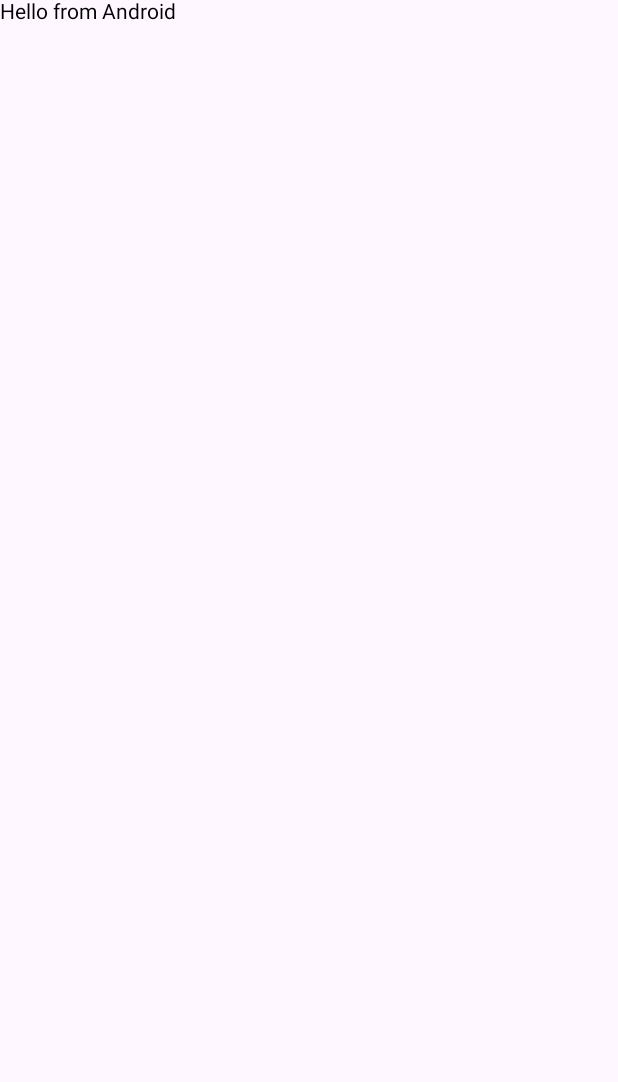
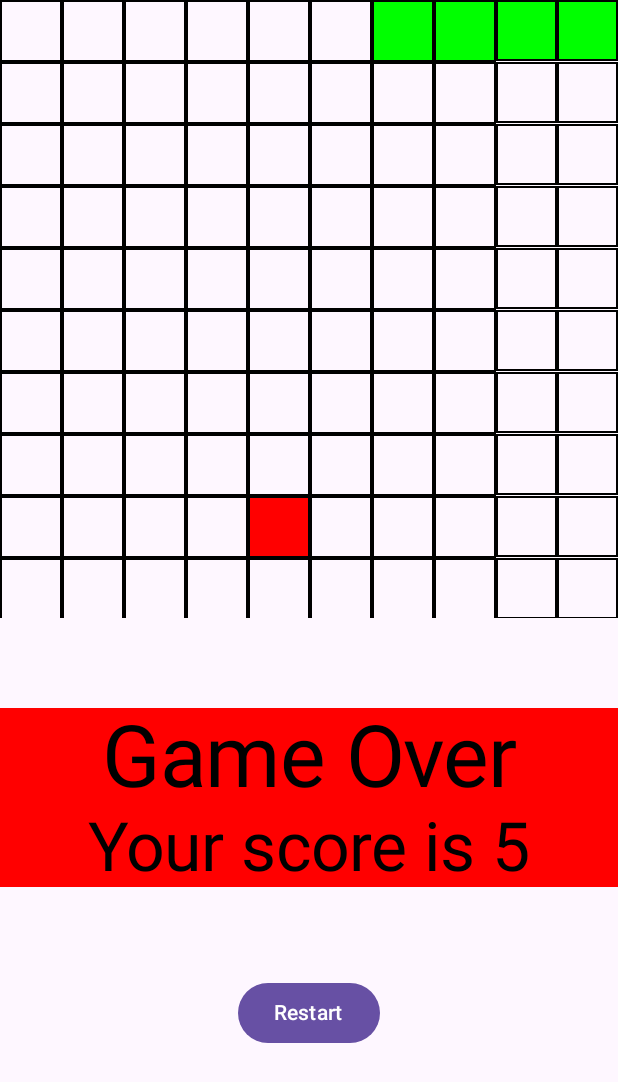
Before and after one commit to tokou/kotlin-js-snake, an Android app built with Jetpack Compose: the screen it shows after launch (MainActivity), on a phone screen of 412 x 824 dp. Before the commit the part shown is almost empty. Shown: the top 1082 px of the screen. Run offline under Robolectric (Android 15) with nearby library versions, the light colour scheme and no system bars.

Commit message:
Implement android ui

```diff
--- a/src/androidMain/kotlin/fr/belkahia/snake/android/MainActivity.kt
+++ b/src/androidMain/kotlin/fr/belkahia/snake/android/MainActivity.kt
@@ -1,15 +1,157 @@
 package fr.belkahia.snake.android
 
+import Cell
+import Direction.*
+import Game
+import Snake
 import android.os.Bundle
 import androidx.activity.ComponentActivity
 import androidx.activity.compose.setContent
+import androidx.compose.foundation.background
+import androidx.compose.foundation.border
+import androidx.compose.foundation.layout.Box
+import androidx.compose.foundation.layout.Column
+import androidx.compose.foundation.layout.Row
+import androidx.compose.foundation.layout.Spacer
+import androidx.compose.foundation.layout.aspectRatio
+import androidx.compose.foundation.layout.fillMaxWidth
+import androidx.compose.foundation.layout.height
+import androidx.compose.foundation.layout.width
+import androidx.compose.foundation.lazy.grid.GridCells
+import androidx.compose.foundation.lazy.grid.LazyVerticalGrid
+import androidx.compose.material3.Button
+import androidx.compose.material3.MaterialTheme
 import androidx.compose.material3.Text
+import androidx.compose.runtime.LaunchedEffect
+import androidx.compose.runtime.getValue
+import androidx.compose.runtime.mutableStateOf
+import androidx.compose.runtime.remember
+import androidx.compose.runtime.setValue
+import androidx.compose.ui.Alignment
+import androidx.compose.ui.ExperimentalComposeUiApi
+import androidx.compose.ui.Modifier
+import androidx.compose.ui.graphics.Color
+import androidx.compose.ui.input.key.Key
+import androidx.compose.ui.input.key.key
+import androidx.compose.ui.input.key.onKeyEvent
+import androidx.compose.ui.text.style.TextAlign
+import androidx.compose.ui.unit.dp
+import kotlinx.coroutines.delay
 
 class MainActivity : ComponentActivity() {
+    @OptIn(ExperimentalComposeUiApi::class)
     override fun onCreate(savedInstanceState: Bundle?) {
         super.onCreate(savedInstanceState)
         setContent {
-            Text("Hello from Android")
+            val game = Game(
+                width = 10,
+                height = 10,
+                snake = Snake(
+                    cells = listOf(Cell(4, 0), Cell(3, 0), Cell(2, 0), Cell(1, 0), Cell(0, 0)),
+                    direction = Right
+                )
+            )
+
+            Column {
+                var state by remember { mutableStateOf(game) }
+
+                LaunchedEffect(state, !state.isOver) {
+                    if (state.isOver) return@LaunchedEffect
+                    delay(200)
+                    state = state.tick()
+                }
+
+                LazyVerticalGrid(
+                    columns = GridCells.Fixed(state.width),
+                    modifier = Modifier.aspectRatio(1f).fillMaxWidth(),
+                    userScrollEnabled = false
+                ) {
+                    items(state.height * state.width) {
+                        val i = it % state.width
+                        val j = it / state.width
+                        val cell = Cell(i, j)
+                        var modifier = Modifier.aspectRatio(1f).border(1.dp, Color.Black)
+                        if (state.apples.cells.contains(cell)) modifier = modifier.background(Color.Red)
+                        if (state.snake.cells.contains(cell)) modifier = modifier.background(Color.Green)
+                        if (state.snake.head == cell) modifier = modifier.background(Color.Blue)
+                        Box(modifier = modifier)
+                    }
+                }
+                if (state.isOver) {
+                    Spacer(Modifier.height(60.dp))
+                    Column(
+                        modifier = Modifier
+                            .fillMaxWidth()
+                            .background(Color.Red)
+                    ) {
+                        Text(
+                            text = "Game Over",
+                            modifier = Modifier.fillMaxWidth(),
+                            style = MaterialTheme.typography.displayLarge,
+                            textAlign = TextAlign.Center
+                        )
+                        Text(
+                            text = "Your score is ${state.score}",
+                            modifier = Modifier.fillMaxWidth(),
+                            style = MaterialTheme.typography.displayMedium,
+                            textAlign = TextAlign.Center
+                        )
+                    }
+                }
+                Spacer(Modifier.height(60.dp))
+                Column(
+                    modifier = Modifier.fillMaxWidth().onKeyEvent {
+                        when (it.key) {
+                            Key.DirectionUp -> {
+                                state = state.update(Up)
+                                true
+                            }
+                            Key.DirectionLeft -> {
+                                state = state.update(Left)
+                                true
+                            }
+                            Key.DirectionRight -> {
+                                state = state.update(Right)
+                                true
+                            }
+                            Key.DirectionDown -> {
+                                state = state.update(Down)
+                                true
+                            }
+                            else -> false
+                        }
+                    },
+                    horizontalAlignment = Alignment.CenterHorizontally
+                ) {
+                    if (state.isOver) {
+                        Row {
+                            Button({ state = game }) {
+                                Text("Restart")
+                            }
+                        }
+                    } else {
+                        Row {
+                            Button({ state = state.update(Up) }) {
+                                Text("Up")
+                            }
+                        }
+                        Row {
+                            Button({ state = state.update(Left) }) {
+                                Text("Left")
+                            }
+                            Spacer(Modifier.width(40.dp))
+                            Button({ state = state.update(Right) }) {
+                                Text("Right")
+                            }
+                        }
+                        Row {
+                            Button({ state = state.update(Down) }) {
+                                Text("Down")
+                            }
+                        }
+                    }
+                }
+            }
         }
     }
 }
```
Also changed, not shown: build.gradle.kts (+22 -2 lines), 2 other files.
